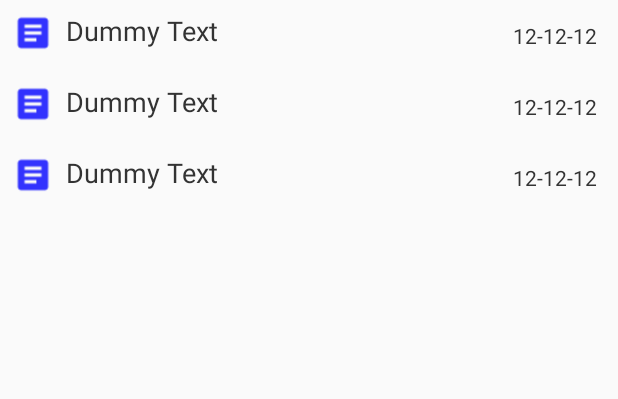
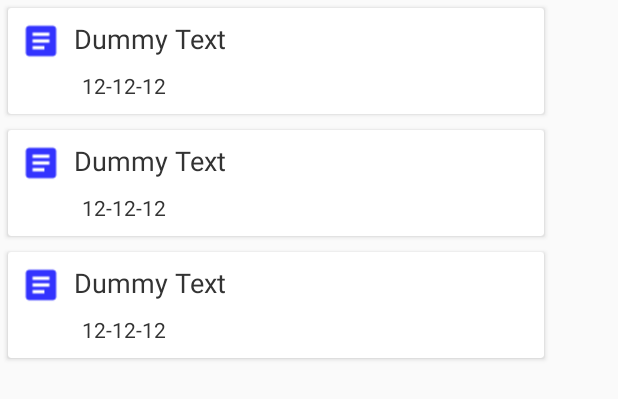
Before and after one commit to Hilyas68/TakeNote, an Android app: the layout content_main.xml on its own in the app's theme, with its tools: preview values and no code run, on a phone screen of 412 x 824 dp. Shown: the top 399 px of the screen. Run offline under Robolectric (Android 15) with nearby library versions, the phone set to English and light mode, and no system bars.

Commit message:
Updated TakeNote App

```diff
--- a/app/build.gradle
+++ b/app/build.gradle
@@ -27,5 +27,7 @@ dependencies {
     compile 'com.android.support:appcompat-v7:25.3.1'
     compile 'com.android.support.constraint:constraint-layout:1.0.2'
     compile 'com.android.support:design:25.3.1'
+    compile 'com.android.support:recyclerview-v7:25.3.1'
+    compile 'com.android.support:cardview-v7:25.3.1'
     testCompile 'junit:junit:4.12'
 }
--- a/app/src/main/java/com/mediclink/hassan/takenote/activities/EditorActivity.java
+++ b/app/src/main/java/com/mediclink/hassan/takenote/activities/EditorActivity.java
@@ -17,6 +17,8 @@ import android.widget.Toast;
 import com.mediclink.hassan.takenote.R;
 import com.mediclink.hassan.takenote.data.NoteDBOpenHelper;
 import com.mediclink.hassan.takenote.data.NoteProvider;
+
+import static android.R.string.no;
 
 public class EditorActivity extends AppCompatActivity {
 
@@ -57,7 +59,8 @@ public class EditorActivity extends AppCompatActivity {
 
             Cursor cursor = getContentResolver().query(uri,
                     NoteDBOpenHelper.ALL_COLUMNS, noteFilter, null, null);
-            cursor.moveToFirst();
+            cursor.moveToPosition(cursor.getColumnIndex(NoteDBOpenHelper.NOTE_ID));
+            //cursor.moveToFirst();
             oldText = cursor.getString(cursor.getColumnIndex(NoteDBOpenHelper.NOTE_TEXT));
             editor.setText(oldText);
             editor.requestFocus();
--- a/app/src/main/res/layout/content_main.xml
+++ b/app/src/main/res/layout/content_main.xml
@@ -11,9 +11,11 @@
 
     <android.support.v7.widget.RecyclerView
         android:id="@+id/rv_note"
-        android:layout_width="match_parent"
-        android:layout_height="match_parent"
+        android:layout_width="368dp"
+        android:layout_height="495dp"
         app:layout_behavior="@string/appbar_scrolling_view_behavior"
-        tools:listitem="@layout/note_list_item"/>
+        tools:listitem="@layout/note_list_item"
+        tools:layout_editor_absoluteY="8dp"
+        tools:layout_editor_absoluteX="8dp" />
 
 </android.support.constraint.ConstraintLayout>
--- a/app/src/main/res/layout/note_list_item.xml
+++ b/app/src/main/res/layout/note_list_item.xml
@@ -1,4 +1,15 @@
 <?xml version="1.0" encoding="utf-8"?>
+
+<android.support.v7.widget.CardView
+    xmlns:android="http://schemas.android.com/apk/res/android"
+    xmlns:card_view="http://schemas.android.com/tools"
+    xmlns:tools="http://schemas.android.com/tools"
+    android:id="@+id/card_view"
+    android:layout_width="match_parent"
+    android:layout_height="wrap_content"
+    android:layout_margin="5dp"
+    card_view:cardCornerRadius="10dp">
+
 <RelativeLayout xmlns:android="http://schemas.android.com/apk/res/android"
     android:layout_width="match_parent"
     android:layout_height="wrap_content"
@@ -32,11 +43,14 @@
         android:layout_width="wrap_content"
         android:layout_height="wrap_content"
         tools:text="12-12-12"
-        android:padding="10dp"
+        android:padding="5dp"
+        android:paddingStart="45dp"
+        android:paddingLeft="0dp"
         android:textColor="@color/list_item_text"
         android:textSize="14sp"
-        android:layout_alignParentTop="true"
-        android:layout_alignParentEnd="true"
-        android:layout_alignParentRight="true" />
+        android:layout_alignParentStart="true"
+        android:layout_alignParentLeft="true"
+        android:layout_below="@+id/tvNote"/>
 
 </RelativeLayout>
+    </android.support.v7.widget.CardView>
--- a/app/src/main/res/values/colors.xml
+++ b/app/src/main/res/values/colors.xml
@@ -1,7 +1,7 @@
 <?xml version="1.0" encoding="utf-8"?>
 <resources>
-    <color name="colorPrimary">#3F51B5</color>
-    <color name="colorPrimaryDark">#303F9F</color>
+    <color name="colorPrimary">#01152a</color>
+    <color name="colorPrimaryDark">#01152a</color>
     <color name="colorAccent">#FF4081</color>
     <color name="list_item_text">#333</color>
     <color name="white">#fff</color>
```
Also changed, not shown: app/src/main/java/com/mediclink/hassan/takenote/adapter/NoteAdapter.java (+34 -31 lines), app/src/main/res/drawable/ic_border_color_black_24dp.xml (added, +13 -0 lines).
